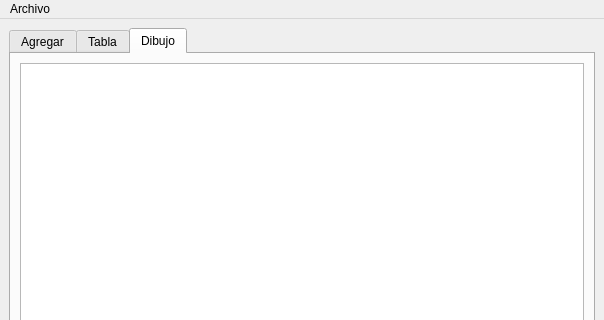
Before: the Qt Designer form particula.ui in ian16munoz3nunez1/particula_mainwindow, drawn with Qt 5; both pictures show x 0 to 604 and y 0 to 320 of the 604 by 485 pixel window.
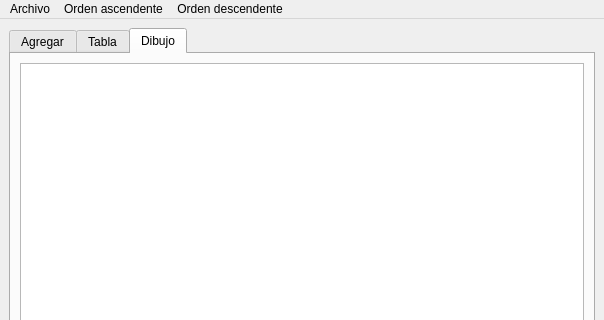
After: the same form once the commit is applied.

Commit message: Interfaz de usuario con la actualización para ordenar el id, la velocidad y la distancia

Patch:
```diff
--- a/particula.ui
+++ b/particula.ui
@@ -260,7 +260,22 @@
     <addaction name="actionAbrir"/>
     <addaction name="actionGuardar"/>
    </widget>
+   <widget class="QMenu" name="menuOrden_ascendente">
+    <property name="title">
+     <string>Orden ascendente</string>
+    </property>
+    <addaction name="actionId_ascendente"/>
+    <addaction name="actionVelocidad_ascendente"/>
+   </widget>
+   <widget class="QMenu" name="menuOrden_descendente">
+    <property name="title">
+     <string>Orden descendente</string>
+    </property>
+    <addaction name="actionDistancia_descendente"/>
+   </widget>
    <addaction name="menuArchivo"/>
+   <addaction name="menuOrden_ascendente"/>
+   <addaction name="menuOrden_descendente"/>
   </widget>
   <widget class="QStatusBar" name="statusbar"/>
   <action name="actionAbrir">
```
Left out of the diff: 15 changed lines with no effect on the pictures.
